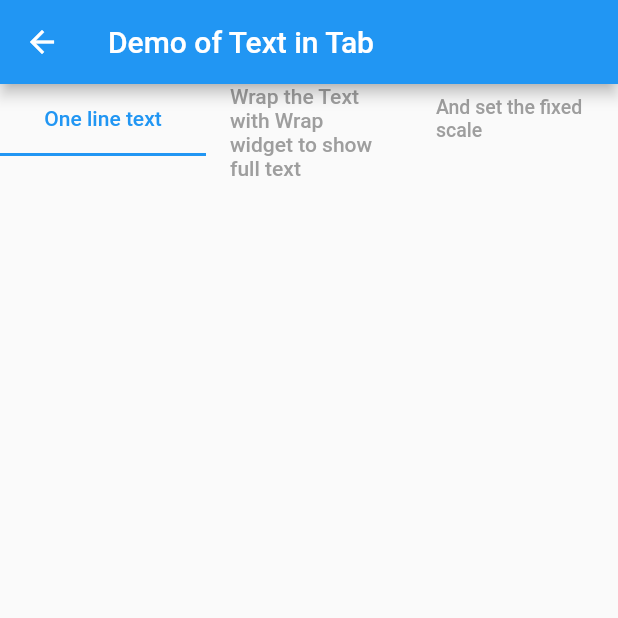
After one commit to shadowjilu/how_to_fix_overflow_error, a Flutter app: the screen it shows after launch, after a tap on "Text in Tab", on a phone screen of 412 x 824 dp, the top half of it. The commit adds this screen. Run offline on Flutter 3.47's test engine with Material 2 defaults, Android fonts, the phone set to English and light mode, and no system bars.

Commit message:
Sample of tab overflow

```diff
--- a/lib/home_screen.dart
+++ b/lib/home_screen.dart
@@ -1,5 +1,6 @@
 import 'package:flutter/material.dart';
 import 'package:how_to_fix_overflow_error/text_in_row_screen.dart';
+import 'package:how_to_fix_overflow_error/text_in_tab_screen.dart';
 import 'package:how_to_fix_overflow_error/text_in_text_button_screen.dart';
 
 class HomeScreen extends StatelessWidget {
@@ -25,11 +26,23 @@ class HomeScreen extends StatelessWidget {
                 },
                 child: const Text('Text in Row')),
             TextButton(
-                onPressed: () { Navigator.of(context).push(
-                  MaterialPageRoute(
-                    builder: (context) => const TextInTextButtonScreen(),
-                  ),
-                );}, child: const Text('Text in TextButton')),
+                onPressed: () {
+                  Navigator.of(context).push(
+                    MaterialPageRoute(
+                      builder: (context) => const TextInTextButtonScreen(),
+                    ),
+                  );
+                },
+                child: const Text('Text in TextButton')),
+            TextButton(
+                onPressed: () {
+                  Navigator.of(context).push(
+                    MaterialPageRoute(
+                      builder: (context) => const TextInTabScreen(),
+                    ),
+                  );
+                },
+                child: const Text('Text in Tab')),
           ],
         ),
       ),
--- a/lib/main.dart
+++ b/lib/main.dart
@@ -1,5 +1,6 @@
 import 'package:flutter/material.dart';
 import 'package:how_to_fix_overflow_error/text_in_row_screen.dart';
+import 'package:how_to_fix_overflow_error/text_in_tab_screen.dart';
 import 'package:how_to_fix_overflow_error/text_in_text_button_screen.dart';
 
 import 'home_screen.dart';
@@ -24,6 +25,7 @@ class MyApp extends StatelessWidget {
         // '/': (context) => const HomeScreen(),
         '/row': (context) => const TextInRowScreen(),
         '/text_button': (context) => const TextInTextButtonScreen(),
+        '/tab':(context) => const TextInTabScreen(),
       },
     );
   }
--- /dev/null
+++ b/lib/text_in_tab_screen.dart
@@ -0,0 +1,68 @@
+import 'package:flutter/material.dart';
+
+class TextInTabScreen extends StatelessWidget {
+  const TextInTabScreen({Key? key}) : super(key: key);
+
+  @override
+  Widget build(BuildContext context) {
+    return TextInTabScreenWidget();
+  }
+}
+
+class TextInTabScreenWidget extends StatefulWidget {
+  const TextInTabScreenWidget({Key? key}) : super(key: key);
+
+  @override
+  createState() => _TextInTabScreenWidgetState();
+}
+
+class _TextInTabScreenWidgetState extends State<TextInTabScreenWidget>
+    with SingleTickerProviderStateMixin {
+  TabController? _controller;
+  final List<Tab> tabs = <Tab>[
+    const Tab(
+      text: 'One line text',
+    ),
+    Tab(
+      child: Wrap(
+        children: const [
+          Text('Wrap the Text with Wrap widget to show full text')
+        ],
+      ),
+    ),
+    Tab(
+      child: Wrap(
+        children: const [
+          Text('And set the fixed scale', textScaleFactor: 1.0, style: TextStyle(fontSize: 13.0),)
+        ],
+      ),
+    ),
+  ];
+
+  void initState() {
+    super.initState();
+    _controller = TabController(length: tabs.length, vsync: this);
+
+    WidgetsBinding.instance?.addPostFrameCallback((_) async {
+      if (mounted) {
+        _controller?.animateTo(0);
+      }
+    });
+  }
+
+  @override
+  Widget build(BuildContext context) {
+    return Scaffold(
+      appBar: AppBar(
+        title: const Text('Demo of Text in Tab'),
+      ),
+      body: TabBar(
+        controller: _controller,
+        labelColor: Colors.blue,
+        unselectedLabelColor: Colors.grey,
+        indicatorColor: Colors.blue,
+        tabs: tabs,
+      ),
+    );
+  }
+}
```
